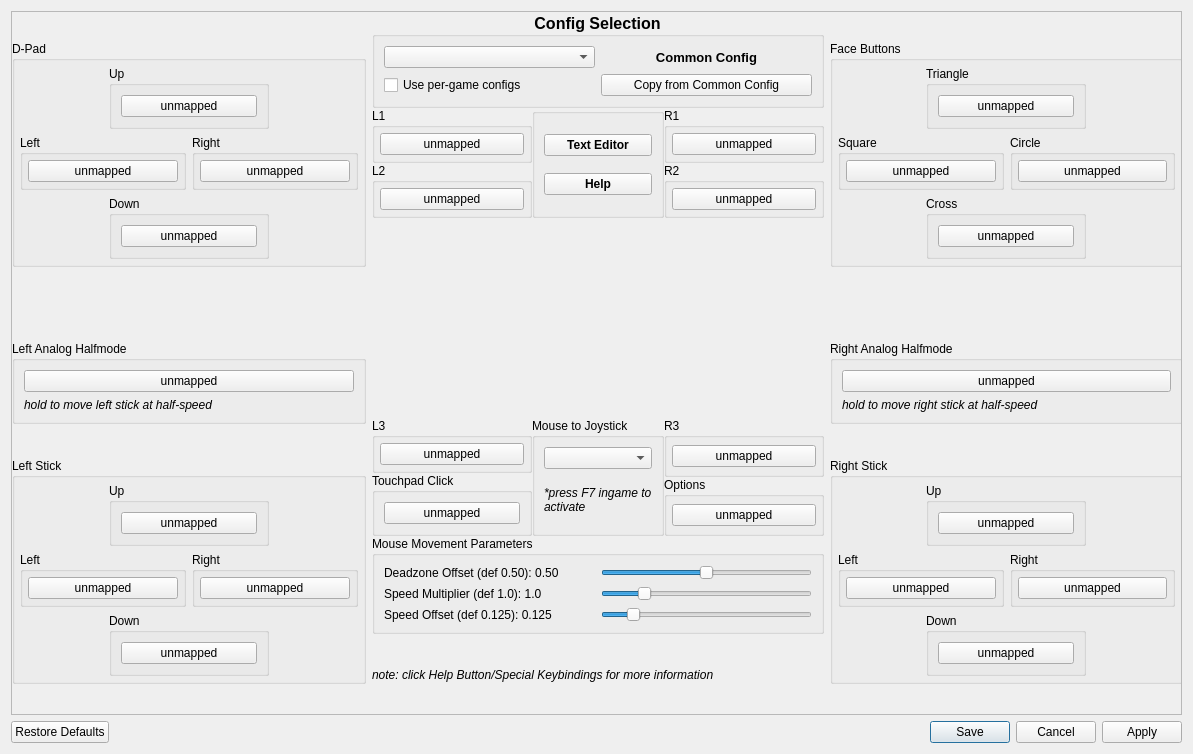
Above: src/qt_gui/kbm_gui.ui from shadps4-emu/shadPS4 before the change. Below: the same form after it.
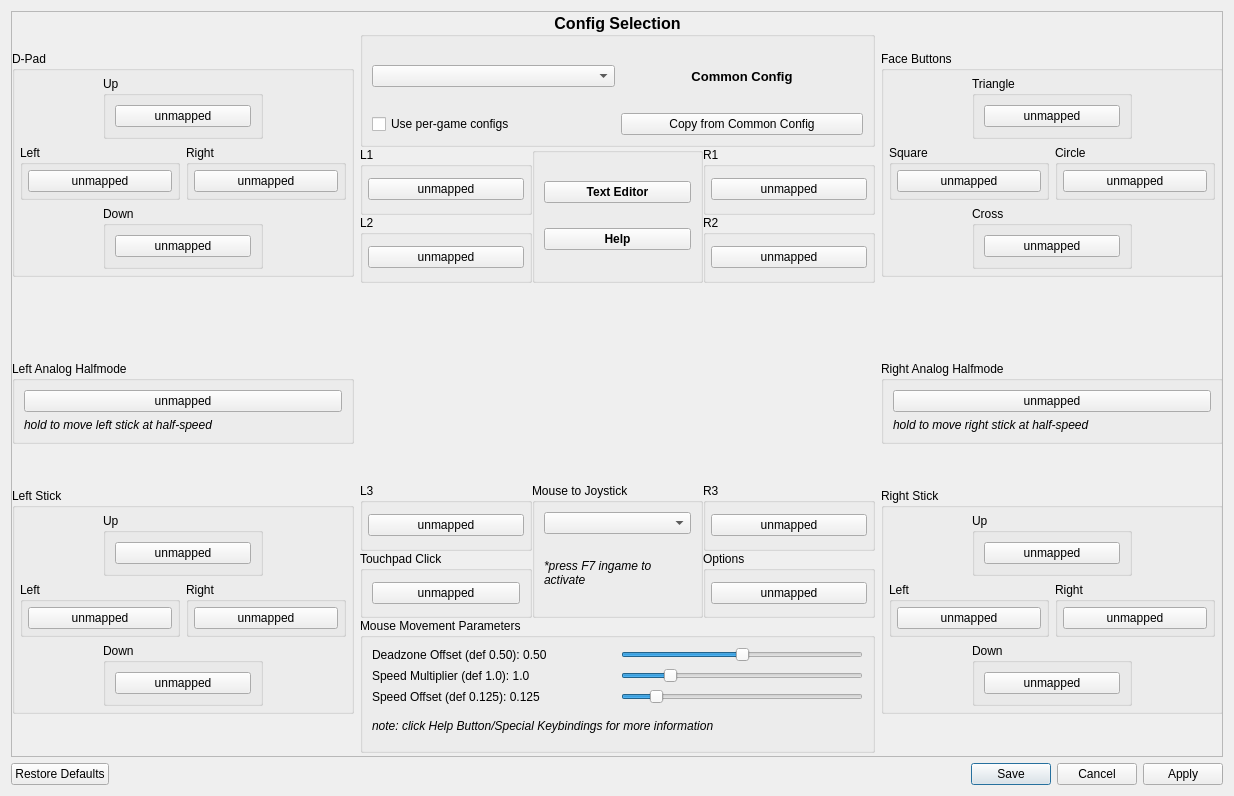
That is the form after the change. Icons and pictures are not drawn.

Commit message: Fix spacing for translated KBM GUI

The edit to the form file:
```diff
--- a/src/qt_gui/kbm_gui.ui
+++ b/src/qt_gui/kbm_gui.ui
@@ -11,10 +11,16 @@
    <rect>
     <x>0</x>
     <y>0</y>
-    <width>1193</width>
-    <height>754</height>
+    <width>1234</width>
+    <height>796</height>
    </rect>
   </property>
+  <property name="sizePolicy">
+   <sizepolicy hsizetype="Fixed" vsizetype="Fixed">
+    <horstretch>0</horstretch>
+    <verstretch>0</verstretch>
+   </sizepolicy>
+  </property>
   <property name="focusPolicy">
    <enum>Qt::FocusPolicy::StrongFocus</enum>
   </property>
@@ -38,8 +44,8 @@
        <rect>
         <x>0</x>
         <y>0</y>
-        <width>1173</width>
-        <height>704</height>
+        <width>1214</width>
+        <height>746</height>
        </rect>
       </property>
       <widget class="QWidget" name="layoutWidget">
@@ -47,8 +53,8 @@
         <rect>
          <x>0</x>
          <y>0</y>
-         <width>1171</width>
-         <height>703</height>
+         <width>1211</width>
+         <height>741</height>
         </rect>
        </property>
        <layout class="QHBoxLayout" name="RemapLayout">
@@ -63,7 +69,7 @@
              <bool>true</bool>
             </property>
             <property name="sizePolicy">
-             <sizepolicy hsizetype="Preferred" vsizetype="Fixed">
+             <sizepolicy hsizetype="Fixed" vsizetype="Fixed">
               <horstretch>0</horstretch>
               <verstretch>0</verstretch>
              </sizepolicy>
@@ -149,6 +155,12 @@
               <layout class="QHBoxLayout" name="layout_dpad_left_right">
                <item>
                 <widget class="QGroupBox" name="gb_dpad_left">
+                 <property name="minimumSize">
+                  <size>
+                   <width>160</width>
+                   <height>0</height>
+                  </size>
+                 </property>
                  <property name="title">
                   <string>Left</string>
                  </property>
@@ -180,6 +192,12 @@
                </item>
                <item>
                 <widget class="QGroupBox" name="gb_dpad_right">
+                 <property name="minimumSize">
+                  <size>
+                   <width>160</width>
+                   <height>0</height>
+                  </size>
+                 </property>
                  <property name="title">
                   <string>Right</string>
                  </property>
@@ -282,11 +300,17 @@
           <item>
            <widget class="QGroupBox" name="LeftStickDeadZoneGB">
             <property name="sizePolicy">
-             <sizepolicy hsizetype="Preferred" vsizetype="Fixed">
+             <sizepolicy hsizetype="Fixed" vsizetype="Fixed">
               <horstretch>0</horstretch>
               <verstretch>0</verstretch>
              </sizepolicy>
             </property>
+            <property name="maximumSize">
+             <size>
+              <width>344</width>
+              <height>16777215</height>
+             </size>
+            </property>
             <property name="title">
              <string>Left Analog Halfmode</string>
             </property>
@@ -319,7 +343,7 @@
           <item>
            <widget class="QGroupBox" name="gb_left_stick">
             <property name="sizePolicy">
-             <sizepolicy hsizetype="Preferred" vsizetype="Fixed">
+             <sizepolicy hsizetype="Fixed" vsizetype="Fixed">
               <horstretch>0</horstretch>
               <verstretch>0</verstretch>
              </sizepolicy>
@@ -405,6 +429,12 @@
               <layout class="QHBoxLayout" name="layout_left_stick_left_right">
                <item>
                 <widget class="QGroupBox" name="gb_left_stick_left">
+                 <property name="minimumSize">
+                  <size>
+                   <width>160</width>
+                   <height>0</height>
+                  </size>
+                 </property>
                  <property name="title">
                   <string>Left</string>
                  </property>
@@ -436,6 +466,12 @@
                </item>
                <item>
                 <widget class="QGroupBox" name="gb_left_stick_right">
+                 <property name="minimumSize">
+                  <size>
+                   <width>160</width>
+                   <height>0</height>
+                  </size>
+                 </property>
                  <property name="maximumSize">
                   <size>
                    <width>179</width>
@@ -528,18 +564,24 @@
          </layout>
         </item>
         <item>
-         <layout class="QVBoxLayout" name="verticalLayout_middle" stretch="0,0,0,0,0,0">
+         <layout class="QVBoxLayout" name="verticalLayout_middle" stretch="0,0,0,0,0">
           <property name="spacing">
            <number>0</number>
           </property>
           <item>
            <widget class="QGroupBox" name="ProfileGroupBox">
             <property name="sizePolicy">
-             <sizepolicy hsizetype="Preferred" vsizetype="Preferred">
+             <sizepolicy hsizetype="Expanding" vsizetype="Preferred">
               <horstretch>0</horstretch>
               <verstretch>0</verstretch>
              </sizepolicy>
             </property>
+            <property name="minimumSize">
+             <size>
+              <width>0</width>
+              <height>0</height>
+             </size>
+            </property>
             <property name="font">
              <font>
               <pointsize>12</pointsize>
@@ -652,6 +694,18 @@
              <layout class="QVBoxLayout" name="layout_l1_l2">
               <item>
                <widget class="QGroupBox" name="gb_l1">
+                <property name="sizePolicy">
+                 <sizepolicy hsizetype="Expanding" vsizetype="Preferred">
+                  <horstretch>0</horstretch>
+                  <verstretch>0</verstretch>
+                 </sizepolicy>
+                </property>
+                <property name="minimumSize">
+                 <size>
+                  <width>160</width>
+                  <height>0</height>
+                 </size>
+                </property>
                 <property name="title">
                  <string>L1</string>
                 </property>
@@ -670,6 +724,12 @@
                  </property>
                  <item>
                   <widget class="QPushButton" name="L1Button">
+                   <property name="sizePolicy">
+                    <sizepolicy hsizetype="Preferred" vsizetype="Fixed">
+                     <horstretch>0</horstretch>
+                     <verstretch>0</verstretch>
+                    </sizepolicy>
+                   </property>
                    <property name="focusPolicy">
                     <enum>Qt::FocusPolicy::NoFocus</enum>
                    </property>
@@ -683,6 +743,12 @@
               </item>
               <item>
                <widget class="QGroupBox" name="gb_l2">
+                <property name="sizePolicy">
+                 <sizepolicy hsizetype="Expanding" vsizetype="Preferred">
+                  <horstretch>0</horstretch>
+                  <verstretch>0</verstretch>
+                 </sizepolicy>
+                </property>
                 <property name="minimumSize">
                  <size>
                   <width>160</width>
@@ -707,6 +773,12 @@
                  </property>
                  <item>
                   <widget class="QPushButton" name="L2Button">
+                   <property name="sizePolicy">
+                    <sizepolicy hsizetype="Preferred" vsizetype="Fixed">
+                     <horstretch>0</horstretch>
+                     <verstretch>0</verstretch>
+                    </sizepolicy>
+                   </property>
                    <property name="focusPolicy">
                     <enum>Qt::FocusPolicy::NoFocus</enum>
                    </property>
@@ -724,6 +796,18 @@
              <layout class="QVBoxLayout" name="layout_system_buttons" stretch="0">
               <item>
                <widget class="QGroupBox" name="groupBox_4">
+                <property name="sizePolicy">
+                 <sizepolicy hsizetype="Expanding" vsizetype="Preferred">
+                  <horstretch>0</horstretch>
+                  <verstretch>0</verstretch>
+                 </sizepolicy>
+                </property>
+                <property name="minimumSize">
+                 <size>
+                  <width>0</width>
+                  <height>0</height>
+                 </size>
+                </property>
                 <property name="font">
                  <font>
                   <bold>true</bold>
@@ -735,6 +819,12 @@
                 <layout class="QVBoxLayout" name="verticalLayout_20">
                  <item>
                   <widget class="QPushButton" name="TextEditorButton">
+                   <property name="sizePolicy">
+                    <sizepolicy hsizetype="Preferred" vsizetype="Fixed">
+                     <horstretch>0</horstretch>
+                     <verstretch>0</verstretch>
+                    </sizepolicy>
+                   </property>
                    <property name="focusPolicy">
                     <enum>Qt::FocusPolicy::NoFocus</enum>
                    </property>
@@ -745,6 +835,12 @@
                  </item>
                  <item>
                   <widget class="QPushButton" name="HelpButton">
+                   <property name="sizePolicy">
+                    <sizepolicy hsizetype="Preferred" vsizetype="Fixed">
+                     <horstretch>0</horstretch>
+                     <verstretch>0</verstretch>
+                    </sizepolicy>
+                   </property>
                    <property name="focusPolicy">
                     <enum>Qt::FocusPolicy::NoFocus</enum>
                    </property>
@@ -762,6 +858,12 @@
              <layout class="QVBoxLayout" name="layout_r1_r2">
               <item>
                <widget class="QGroupBox" name="gb_r1">
+                <property name="sizePolicy">
+                 <sizepolicy hsizetype="Expanding" vsizetype="Preferred">
+                  <horstretch>0</horstretch>
+                  <verstretch>0</verstretch>
+                 </sizepolicy>
+                </property>
                 <property name="minimumSize">
                  <size>
                   <width>160</width>
@@ -786,6 +888,12 @@
                  </property>
                  <item>
                   <widget class="QPushButton" name="R1Button">
+                   <property name="sizePolicy">
+                    <sizepolicy hsizetype="Preferred" vsizetype="Fixed">
+                     <horstretch>0</horstretch>
+                     <verstretch>0</verstretch>
+                    </sizepolicy>
+                   </property>
                    <property name="focusPolicy">
                     <enum>Qt::FocusPolicy::NoFocus</enum>
                    </property>
@@ -799,6 +907,18 @@
               </item>
               <item>
                <widget class="QGroupBox" name="gb_r2">
+                <property name="sizePolicy">
+                 <sizepolicy hsizetype="Expanding" vsizetype="Preferred">
+                  <horstretch>0</horstretch>
+                  <verstretch>0</verstretch>
+                 </sizepolicy>
+                </property>
+                <property name="minimumSize">
+                 <size>
+                  <width>160</width>
+                  <height>0</height>
+                 </size>
+                </property>
                 <property name="title">
                  <string>R2</string>
                 </property>
@@ -817,6 +937,12 @@
                  </property>
                  <item>
                   <widget class="QPushButton" name="R2Button">
+                   <property name="sizePolicy">
+                    <sizepolicy hsizetype="Preferred" vsizetype="Fixed">
+                     <horstretch>0</horstretch>
+                     <verstretch>0</verstretch>
+                    </sizepolicy>
+                   </property>
                    <property name="focusPolicy">
                     <enum>Qt::FocusPolicy::NoFocus</enum>
                    </property>
@@ -857,7 +983,7 @@
               <widget class="QLabel" name="l_controller">
                <property name="maximumSize">
                 <size>
-                 <width>420</width>
+                 <width>500</width>
                  <height>200</height>
                 </size>
                </property>
@@ -887,6 +1013,12 @@
              <layout class="QVBoxLayout" name="verticalLayout_4">
               <item>
                <widget class="QGroupBox" name="gb_l3">
+                <property name="sizePolicy">
+                 <sizepolicy hsizetype="Expanding" vsizetype="Preferred">
+                  <horstretch>0</horstretch>
+                  <verstretch>0</verstretch>
+                 </sizepolicy>
+                </property>
                 <property name="minimumSize">
                  <size>
                   <width>160</width>
@@ -911,6 +1043,12 @@
                  </property>
                  <item>
                   <widget class="QPushButton" name="L3Button">
+                   <property name="sizePolicy">
+                    <sizepolicy hsizetype="Preferred" vsizetype="Fixed">
+                     <horstretch>0</horstretch>
+                     <verstretch>0</verstretch>
+                    </sizepolicy>
+                   </property>
                    <property name="focusPolicy">
                     <enum>Qt::FocusPolicy::NoFocus</enum>
                    </property>
@@ -924,12 +1062,30 @@
               </item>
               <item>
                <widget class="QGroupBox" name="gb_touchpad">
+                <property name="sizePolicy">
+                 <sizepolicy hsizetype="Expanding" vsizetype="Preferred">
+                  <horstretch>0</horstretch>
+                  <verstretch>0</verstretch>
+                 </sizepolicy>
+                </property>
+                <property name="minimumSize">
+                 <size>
+                  <width>160</width>
+                  <height>0</height>
+                 </size>
+                </property>
                 <property name="title">
                  <string>Touchpad Click</string>
                 </property>
                 <layout class="QVBoxLayout" name="verticalLayout_9">
                  <item>
                   <widget class="QPushButton" name="TouchpadButton">
+                   <property name="sizePolicy">
+                    <sizepolicy hsizetype="Preferred" vsizetype="Fixed">
+                     <horstretch>0</horstretch>
+                     <verstretch>0</verstretch>
+                    </sizepolicy>
+                   </property>
                    <property name="focusPolicy">
                     <enum>Qt::FocusPolicy::NoFocus</enum>
                    </property>
@@ -947,6 +1103,18 @@
              <layout class="QVBoxLayout" name="verticalLayout_21">
               <item>
                <widget class="QGroupBox" name="groupBox_5">
+                <property name="sizePolicy">
+                 <sizepolicy hsizetype="Expanding" vsizetype="Preferred">
+                  <horstretch>0</horstretch>
+                  <verstretch>0</verstretch>
+                 </sizepolicy>
+                </property>
+                <property name="minimumSize">
+                 <size>
+                  <width>0</width>
+                  <height>0</height>
+                 </size>
+                </property>
                 <property name="title">
                  <string>Mouse to Joystick</string>
                 </property>
@@ -982,6 +1150,12 @@
              <layout class="QVBoxLayout" name="verticalLayout_12">
               <item>
                <widget class="QGroupBox" name="gb_r3">
+                <property name="sizePolicy">
+                 <sizepolicy hsizetype="Expanding" vsizetype="Preferred">
+                  <horstretch>0</horstretch>
+                  <verstretch>0</verstretch>
+                 </sizepolicy>
+                </property>
                 <property name="minimumSize">
                  <size>
                   <width>160</width>
@@ -1006,6 +1180,12 @@
                  </property>
                  <item>
                   <widget class="QPushButton" name="R3Button">
+                   <property name="sizePolicy">
+                    <sizepolicy hsizetype="Preferred" vsizetype="Fixed">
+                     <horstretch>0</horstretch>
+                     <verstretch>0</verstretch>
+                    </sizepolicy>
+                   </property>
                    <property name="focusPolicy">
                     <enum>Qt::FocusPolicy::NoFocus</enum>
                    </property>
@@ -1019,9 +1199,15 @@
               </item>
               <item>
                <widget class="QGroupBox" name="gb_options">
+                <property name="sizePolicy">
+                 <sizepolicy hsizetype="Expanding" vsizetype="Preferred">
+                  <horstretch>0</horstretch>
+                  <verstretch>0</verstretch>
+                 </sizepolicy>
+                </property>
                 <property name="minimumSize">
                  <size>
-                  <width>145</width>
+                  <width>160</width>
                   <height>0</height>
                  </size>
                 </property>
@@ -1043,6 +1229,12 @@
                  </property>
                  <item>
                   <widget class="QPushButton" name="OptionsButton">
+                   <property name="sizePolicy">
+                    <sizepolicy hsizetype="Preferred" vsizetype="Fixed">
+                     <horstretch>0</horstretch>
+                     <verstretch>0</verstretch>
+                    </sizepolicy>
+                   </property>
                    <property name="focusPolicy">
                     <enum>Qt::FocusPolicy::NoFocus</enum>
                    </property>
@@ -1064,6 +1256,12 @@
              <layout class="QVBoxLayout" name="verticalLayout_14">
               <item>
                <widget class="QGroupBox" name="MouseParamsBox">
+                <property name="sizePolicy">
+                 <sizepolicy hsizetype="Expanding" vsizetype="Preferred">
+                  <horstretch>0</horstretch>
+                  <verstretch>0</verstretch>
+                 </sizepolicy>
+                </property>
                 <property name="font">
                  <font>
                   <bold>false</bold>
@@ -1196,6 +1394,25 @@
                    </item>
                   </layout>
                  </item>
+                 <item>
+                  <widget class="QLabel" name="MoreInfoLabel">
+                   <property name="sizePolicy">
+                    <sizepolicy hsizetype="Expanding" vsizetype="Minimum">
+                     <horstretch>0</horstretch>
+                     <verstretch>0</verstretch>
+                    </sizepolicy>
+                   </property>
+                   <property name="font">
+                    <font>
+                     <italic>true</italic>
+                     <bold>false</bold>
+                    </font>
+                   </property>
+                   <property name="text">
+                    <string>note: click Help Button/Special Keybindings for more information</string>
+                   </property>
+                  </widget>
+                 </item>
                 </layout>
                </widget>
               </item>
@@ -1203,19 +1420,6 @@
             </item>
            </layout>
           </item>
-          <item>
-           <widget class="QLabel" name="MoreInfoLabel">
-            <property name="font">
-             <font>
-              <italic>true</italic>
-              <bold>false</bold>
-             </font>
-            </property>
-            <property name="text">
-             <string>note: click Help Button/Special Keybindings for more information</string>
-            </property>
-           </widget>
-          </item>
          </layout>
         </item>
         <item>
@@ -1226,7 +1430,7 @@
           <item>
            <widget class="QGroupBox" name="gb_face_buttons">
             <property name="sizePolicy">
-             <sizepolicy hsizetype="Preferred" vsizetype="Fixed">
+             <sizepolicy hsizetype="Fixed" vsizetype="Fixed">
               <horstretch>0</horstretch>
               <verstretch>0</verstretch>
              </sizepolicy>
@@ -1306,6 +1510,12 @@
               <layout class="QHBoxLayout" name="layout_square_circle">
                <item>
                 <widget class="QGroupBox" name="gb_square">
+                 <property name="minimumSize">
+                  <size>
+                   <width>160</width>
+                   <height>0</height>
+                  </size>
+                 </property>
                  <property name="title">
                   <string>Square</string>
                  </property>
@@ -1337,6 +1547,12 @@
                </item>
                <item>
                 <widget class="QGroupBox" name="gb_circle">
+                 <property name="minimumSize">
+                  <size>
+                   <width>160</width>
+                   <height>0</height>
+                  </size>
+                 </property>
                  <property name="title">
                   <string>Circle</string>
                  </property>
@@ -1444,6 +1660,12 @@
               <verstretch>0</verstretch>
              </sizepolicy>
             </property>
+            <property name="maximumSize">
+             <size>
+              <width>344</width>
+              <height>16777215</height>
+             </size>
+            </property>
             <property name="title">
              <string>Right Analog Halfmode</string>
             </property>
@@ -1476,7 +1698,7 @@
           <item>
            <widget class="QGroupBox" name="gb_right_stick">
             <property name="sizePolicy">
-             <sizepolicy hsizetype="Preferred" vsizetype="Fixed">
+             <sizepolicy hsizetype="Fixed" vsizetype="Fixed">
               <horstretch>0</horstretch>
               <verstretch>0</verstretch>
              </sizepolicy>
@@ -1568,6 +1790,12 @@
               <layout class="QHBoxLayout" name="layout_right_stick_left_right">
                <item>
                 <widget class="QGroupBox" name="gb_right_stick_left">
+                 <property name="minimumSize">
+                  <size>
+                   <width>160</width>
+                   <height>0</height>
+                  </size>
+                 </property>
                  <property name="title">
                   <string>Left</string>
                  </property>
@@ -1599,6 +1827,12 @@
                </item>
                <item>
                 <widget class="QGroupBox" name="gb_right_stick_right">
+                 <property name="minimumSize">
+                  <size>
+                   <width>160</width>
+                   <height>0</height>
+                  </size>
+                 </property>
                  <property name="title">
                   <string>Right</string>
                  </property>
```
